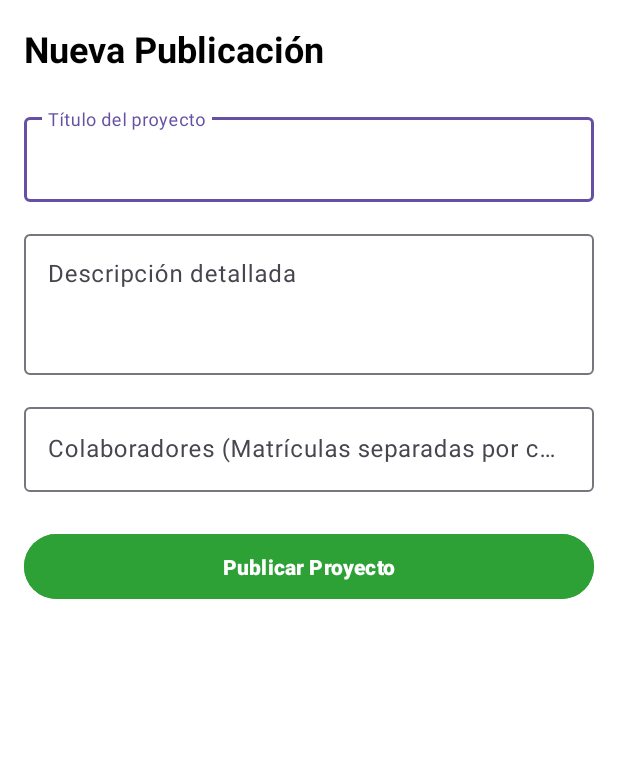
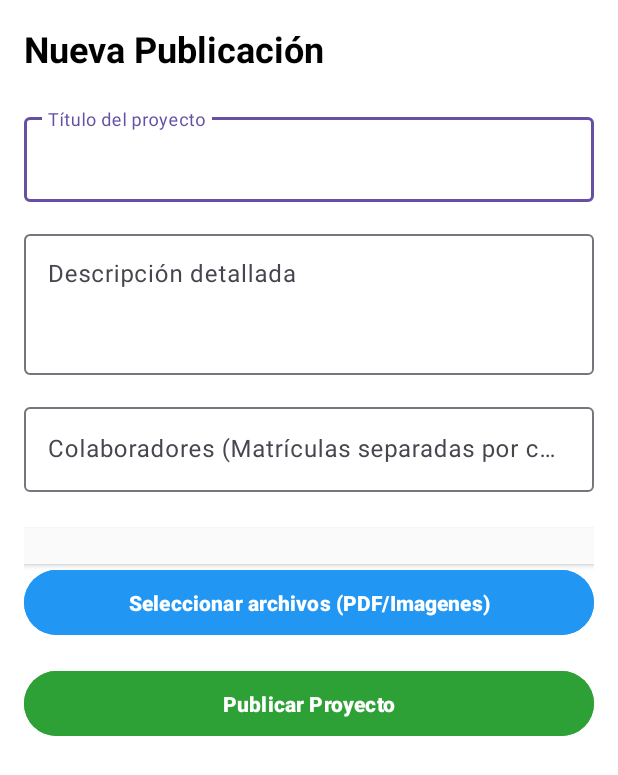
Before and after one commit to urielbaluna/teshub-appKotlin, an Android app: the CrearPublicacionActivity screen opened directly, with no data from a screen before it, on a phone screen of 412 x 824 dp. Shown: the top 775 px of the screen. Run offline under Robolectric (Android 15) with nearby library versions, the phone set to English and light mode, and no system bars.

Commit message:
implementacion para subir archivos pdf o imagenes y cambiar imagen web a xml

```diff
--- /dev/null
+++ b/app/src/main/res/drawable/ic_image.xml
@@ -0,0 +1,18 @@
+<vector xmlns:android="http://schemas.android.com/apk/res/android"
+    android:width="24dp"
+    android:height="24dp"
+    android:viewportWidth="24"
+    android:viewportHeight="24">
+
+    <path
+        android:fillColor="#388E3C"
+        android:pathData="M4,4h16c1.1,0 2,0.9 2,2v12c0,1.1 -0.9,2 -2,2H4c-1.1,0 -2,-0.9 -2,-2V6c0,-1.1 0.9,-2 2,-2z" />
+
+    <path
+        android:fillColor="#FFFFFF"
+        android:pathData="M8.5,8.5m-2.5,0a2.5,2.5 0 1,0 5,0a2.5,2.5 0 1,0 -5,0" />
+
+    <path
+        android:fillColor="#FFFFFF"
+        android:pathData="M4,18l4.5,-6 3.5,4.5 2.5,-3 5,6H4z" />
+</vector>
--- /dev/null
+++ b/app/src/main/res/drawable/ic_pdf.xml
@@ -0,0 +1,23 @@
+<vector xmlns:android="http://schemas.android.com/apk/res/android"
+    android:width="24dp"
+    android:height="24dp"
+    android:viewportWidth="24"
+    android:viewportHeight="24">
+
+    <path
+        android:fillColor="#D32F2F"
+        android:pathData="M6,2h9l5,5v13c0,1.1 -0.9,2 -2,2H6c-1.1,0 -2,-0.9 -2,-2V4c0,-1.1 0.9,-2 2,-2z" />
+
+    <path
+        android:fillColor="#FFFFFF"
+        android:pathData="M8,12h1.5c1,0 1.5,0.6 1.5,1.5S10.5,15 9.5,15H8v-3zM9.5,14c0.3,0 0.5,-0.2 0.5,-0.5S9.8,13 9.5,13H9v1h0.5z" />
+
+    <path
+        android:fillColor="#FFFFFF"
+        android:pathData="M12,12h2c0.8,0 1.5,0.7 1.5,1.5v0c0,0.8 -0.7,1.5 -1.5,1.5h-2v-3zM14,14c0.3,0 0.5,-0.2 0.5,-0.5S14.3,13 14,13h-1v1h1z" />
+
+    <path
+        android:fillColor="#FFFFFF"
+        android:pathData="M17,12h1v3h-1z" />
+
+</vector>
--- a/app/src/main/res/layout/activity_crear_publicacion.xml
+++ b/app/src/main/res/layout/activity_crear_publicacion.xml
@@ -56,6 +56,27 @@
                 android:layout_height="wrap_content"
                 android:inputType="text"/>
         </com.google.android.material.textfield.TextInputLayout>
+        <LinearLayout
+            android:id="@+id/layout_archivos"
+            android:layout_width="match_parent"
+            android:layout_height="wrap_content"
+            android:orientation="vertical"
+            android:padding="12dp"
+            android:background="#FAFAFA"
+            android:elevation="2dp"
+            android:clipToPadding="false"
+            android:dividerPadding="8dp" />
+
+        <Button
+            android:id="@+id/btn_seleccionar_archivo"
+            android:layout_width="match_parent"
+            android:layout_height="wrap_content"
+            android:text="Seleccionar archivos (PDF/Imagenes)"
+            android:backgroundTint="#2196F3"
+            android:padding="12dp"
+            android:textStyle="bold"
+            android:layout_marginBottom="16dp"/>
+
 
         <Button
             android:id="@+id/btn_publicar"
```
Also changed, not shown: app/src/main/java/com/example/teshub_v1/ui/publicaciones/CrearPublicacionActivity.kt (+119 -15 lines), app/src/main/res/drawable/bg_archivo.xml (added, +19 -0 lines), app/src/main/res/drawable/ic_close.xml (added, +10 -0 lines), app/src/main/res/drawable/ic_delete.xml (added, +27 -0 lines), app/src/main/res/layout/item_archivo.xml (added, +42 -0 lines), app/src/main/res/drawable/ic_delete.webp (deleted).
